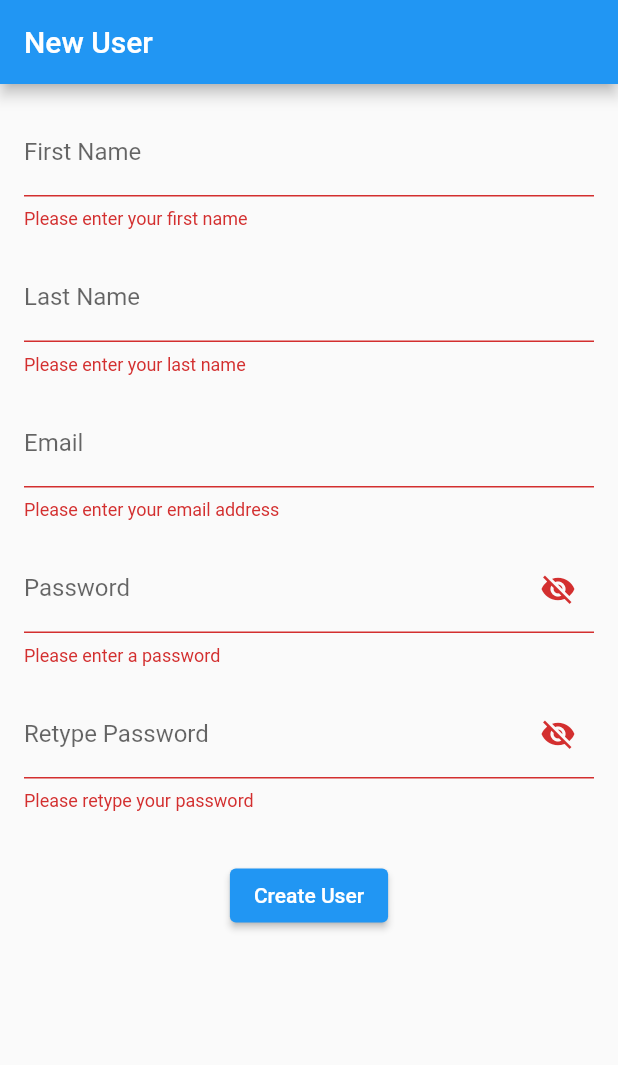
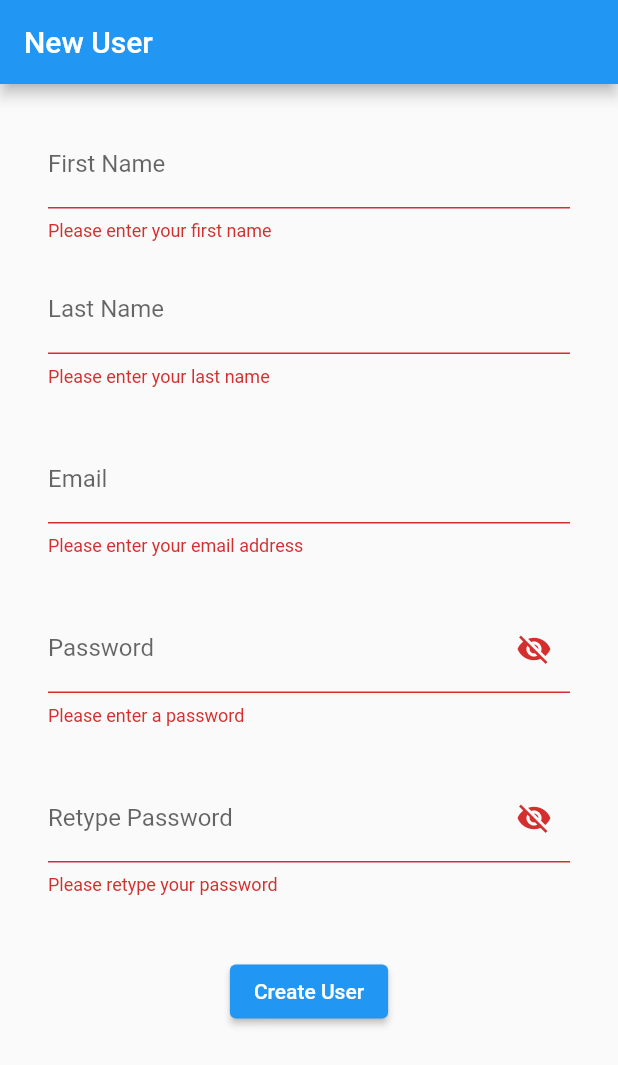
Before and after one commit to Flutter-group-5/flutter_user_registration, a Flutter app: the screen it shows after launch, after a tap on "Create User", on a phone screen of 412 x 824 dp. Shown: the top 1065 px of the screen. Run offline on Flutter 3.47's test engine with Material 2 defaults, Android fonts, the phone set to English and light mode, and no system bars.

Commit message:
Update create_user_screen.dart

```diff
--- a/lib/screens/create_user_screen.dart
+++ b/lib/screens/create_user_screen.dart
@@ -47,6 +47,11 @@ class _CreateUserScreenState extends State<CreateUserScreen> {
             key: _formKey,
             child: ListView(
               children: [
+                Padding(
+                  padding: const EdgeInsets.symmetric(
+                      horizontal: 16.0, vertical: 8.0),
+                  child: Column(
+                    children: [
                       TextFormField(
                         controller: _firstNameController,
                         decoration: const InputDecoration(
@@ -72,8 +77,14 @@ class _CreateUserScreenState extends State<CreateUserScreen> {
                           return null;
                         },
                       ),
+                    ],
+                  ),
+                ),
                 const SizedBox(height: 16.0),
-                TextFormField(
+                Padding(
+                  padding: const EdgeInsets.symmetric(
+                      horizontal: 16.0, vertical: 8.0),
+                  child: TextFormField(
                     controller: _emailController,
                     decoration: const InputDecoration(
                       labelText: 'Email',
@@ -94,8 +105,12 @@ class _CreateUserScreenState extends State<CreateUserScreen> {
                       return null;
                     },
                   ),
+                ),
                 const SizedBox(height: 16.0),
-                TextFormField(
+                Padding(
+                  padding: const EdgeInsets.symmetric(
+                      horizontal: 16.0, vertical: 8.0),
+                  child: TextFormField(
                     controller: _passwordController,
                     decoration: InputDecoration(
                       labelText: 'Password',
@@ -121,15 +136,19 @@ class _CreateUserScreenState extends State<CreateUserScreen> {
                         return 'Password must be at least 8 characters';
                       }
                       if (!RegExp(
-                            r'^(?=.*?[A-Z])(?=.*?[a-z])(?=.*?[0-9])(?=.*?[!@#\$&*~]).{8,}$')
+                              r'^(?=.?[A-Z])(?=.?[a-z])(?=.?[0-9])(?=.?[!@#<span class="math-inline">&*~]).{8,}')
                           .hasMatch(value)) {
-                      return 'Password must contain uppercase letter, lowercase letter, a number, and a special character';
+                        return 'Password must contain uppercase,lowercase,number and special character';
                       }
                       return null;
                     },
                   ),
+                ),
                 const SizedBox(height: 16.0),
-                TextFormField(
+                Padding(
+                  padding: const EdgeInsets.symmetric(
+                      horizontal: 16.0, vertical: 8.0),
+                  child: TextFormField(
                     controller: _retypePasswordController,
                     decoration: InputDecoration(
                       labelText: 'Retype Password',
@@ -156,6 +175,7 @@ class _CreateUserScreenState extends State<CreateUserScreen> {
                       }
                       return null;
                     },
+                  ),
                 ),
                 const SizedBox(
                   height: 32.0,
```
Lines whose indentation alone changed are shown as unchanged.
